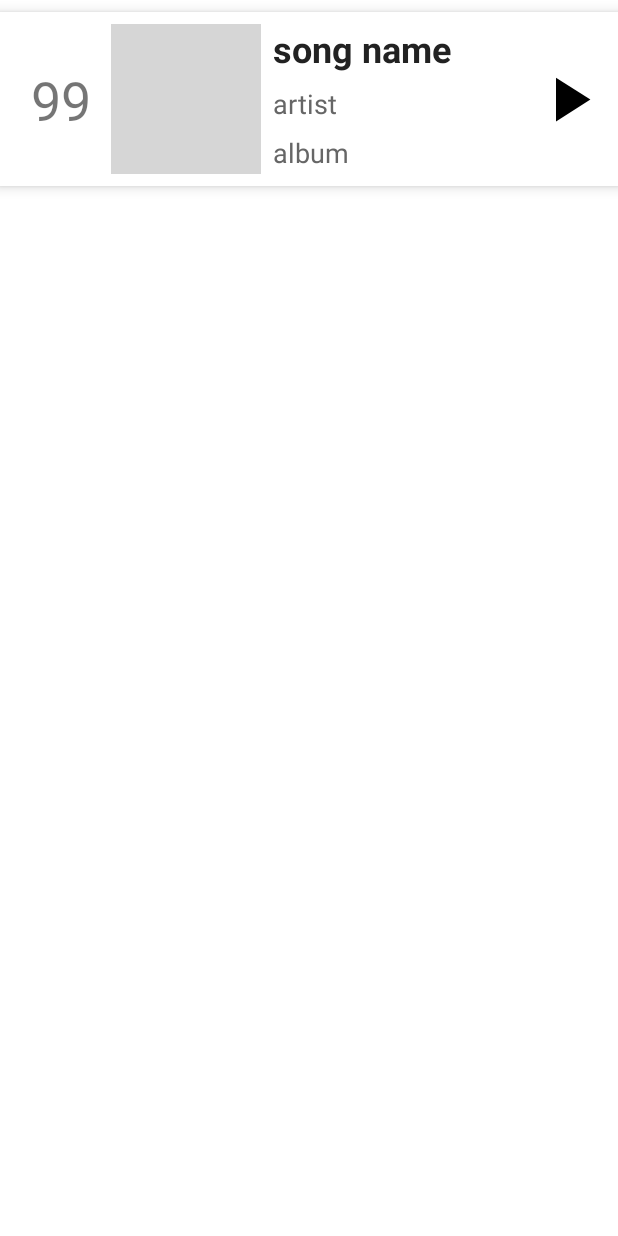
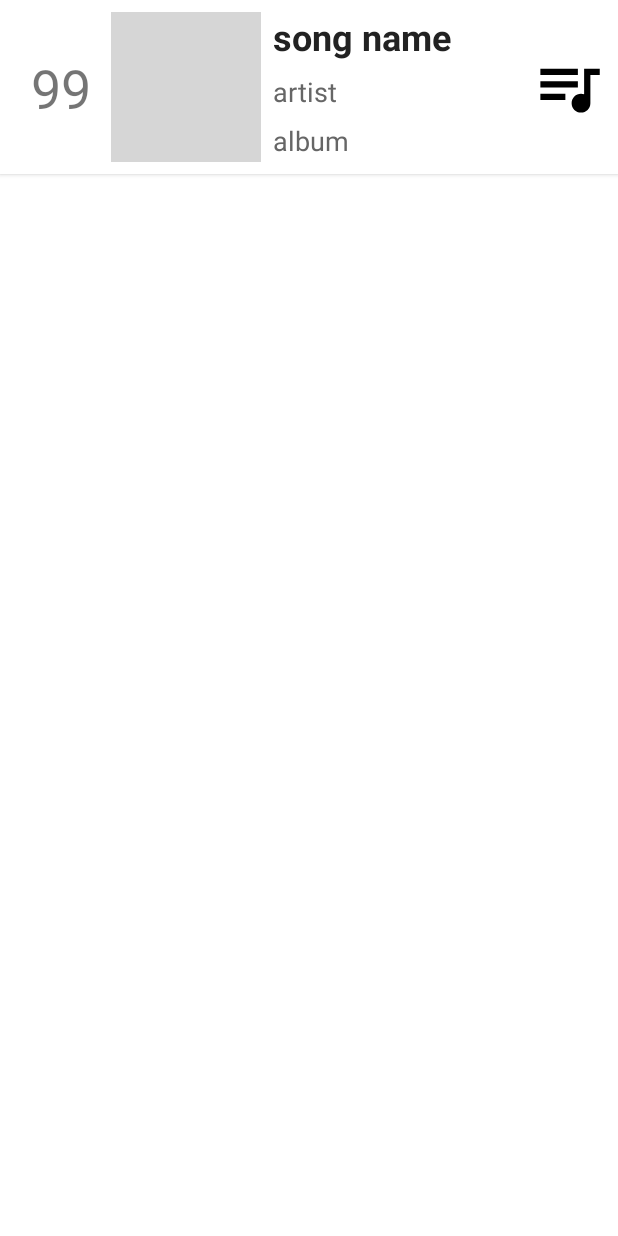
Before and after one commit to auto-ororo/jigokumimi-android, an Android app: the layout detected_song_list_item.xml on its own in the app's theme, with its tools: preview values and no code run, on a phone screen of 412 x 824 dp. Run offline under Robolectric (Android 15) with nearby library versions, the phone set to English and light mode, and no system bars; grey boxes are pictures that could not be loaded.

Commit message:
再生プレーヤー作成 シークバー､非表示時のアニメーションが残

```diff
--- a/app/build.gradle
+++ b/app/build.gradle
@@ -100,6 +100,7 @@ dependencies {
     // Location
     implementation "com.google.android.gms:play-services-location:17.0.0"
 
+    implementation "com.google.android.exoplayer:exoplayer:2.11.3"
 }
 
 // AndroidStudio上のFlowの警告を抑止
--- a/app/src/main/java/com/ororo/auto/jigokumimi/util/BindingAdapters.kt
+++ b/app/src/main/java/com/ororo/auto/jigokumimi/util/BindingAdapters.kt
@@ -1,8 +1,11 @@
 package com.ororo.auto.jigokumimi.util
 
+import android.widget.AutoCompleteTextView
 import android.widget.ImageView
+import android.widget.TextView
 import androidx.databinding.BindingAdapter
 import com.bumptech.glide.Glide
+import com.ororo.auto.jigokumimi.domain.Song
 
 /**
  * Binding adapter used to display images from URL using Glide
--- a/app/src/main/res/drawable/ic_play_arrow_black_24dp.xml
+++ b/app/src/main/res/drawable/ic_play_arrow.xml
@@ -1,4 +1,4 @@
 <vector android:height="50dp" android:viewportHeight="24.0"
     android:viewportWidth="24.0" android:width="50dp" xmlns:android="http://schemas.android.com/apk/res/android">
-    <path android:fillColor="#FF000000" android:pathData="M8,5v14l11,-7z"/>
+    <path android:fillColor="#FFFFFFFF" android:pathData="M8,5v14l11,-7z"/>
 </vector>
--- /dev/null
+++ b/app/src/main/res/drawable/ic_queue_music.xml
@@ -0,0 +1,4 @@
+<vector android:height="50dp" android:viewportHeight="24.0"
+    android:viewportWidth="24.0" android:width="50dp" xmlns:android="http://schemas.android.com/apk/res/android">
+    <path android:fillColor="#FF000000" android:pathData="M15,6L3,6v2h12L15,6zM15,10L3,10v2h12v-2zM3,16h8v-2L3,14v2zM17,6v8.18c-0.31,-0.11 -0.65,-0.18 -1,-0.18 -1.66,0 -3,1.34 -3,3s1.34,3 3,3 3,-1.34 3,-3L19,8h3L22,6h-5z"/>
+</vector>
--- a/app/src/main/res/layout/detected_song_list_item.xml
+++ b/app/src/main/res/layout/detected_song_list_item.xml
@@ -18,24 +18,24 @@
     <com.google.android.material.card.MaterialCardView
         android:layout_width="match_parent"
         android:layout_height="wrap_content"
-        android:layout_marginTop="8dp"
-        android:layout_marginBottom="16dp"
+        android:layout_marginTop="0dp"
+        android:layout_marginBottom="8dp"
         app:cardCornerRadius="0dp"
-        app:cardElevation="5dp">
+        app:cardElevation="2dp">
 
         <androidx.constraintlayout.widget.ConstraintLayout
             android:layout_width="match_parent"
             android:layout_height="match_parent">
 
             <androidx.constraintlayout.widget.Guideline
-                android:id="@+id/left_well"
+                android:id="@+id/leftWell"
                 android:layout_width="wrap_content"
                 android:layout_height="wrap_content"
                 android:orientation="vertical"
                 app:layout_constraintGuide_begin="8dp" />
 
             <androidx.constraintlayout.widget.Guideline
-                android:id="@+id/right_well"
+                android:id="@+id/rightWell"
                 android:layout_width="wrap_content"
                 android:layout_height="wrap_content"
                 android:layout_marginEnd="8dp"
@@ -51,8 +51,8 @@
                 android:textAlignment="center"
                 android:textSize="36sp"
                 app:layout_constraintBottom_toBottomOf="parent"
-                app:layout_constraintEnd_toStartOf="@+id/song_thumbnail"
-                app:layout_constraintStart_toStartOf="@+id/left_well"
+                app:layout_constraintEnd_toStartOf="@+id/songThumbnail"
+                app:layout_constraintStart_toStartOf="@+id/leftWell"
                 app:layout_constraintTop_toTopOf="parent"
                 tools:text="99" />
 
@@ -68,8 +68,8 @@
                 android:textColor="@color/text_black"
                 android:textSize="24sp"
                 android:textStyle="bold"
-                app:layout_constraintEnd_toStartOf="@+id/playStopButton"
-                app:layout_constraintStart_toEndOf="@+id/song_thumbnail"
+                app:layout_constraintEnd_toStartOf="@+id/queueButton"
+                app:layout_constraintStart_toEndOf="@+id/songThumbnail"
                 app:layout_constraintTop_toTopOf="parent"
                 tools:text="song name" />
 
@@ -85,8 +85,8 @@
                 android:textAllCaps="false"
                 android:textColor="@color/text_light"
                 android:textSize="18sp"
-                app:layout_constraintEnd_toStartOf="@+id/playStopButton"
-                app:layout_constraintStart_toEndOf="@+id/song_thumbnail"
+                app:layout_constraintEnd_toStartOf="@+id/queueButton"
+                app:layout_constraintStart_toEndOf="@+id/songThumbnail"
                 app:layout_constraintTop_toBottomOf="@+id/name"
                 tools:text="artist" />
 
@@ -101,13 +101,13 @@
                 android:textAllCaps="false"
                 android:textColor="@color/text_light"
                 android:textSize="18sp"
-                app:layout_constraintEnd_toStartOf="@+id/playStopButton"
-                app:layout_constraintStart_toEndOf="@+id/song_thumbnail"
+                app:layout_constraintEnd_toStartOf="@+id/queueButton"
+                app:layout_constraintStart_toEndOf="@+id/songThumbnail"
                 app:layout_constraintTop_toBottomOf="@+id/artist"
                 tools:text="album" />
 
             <ImageView
-                android:id="@+id/song_thumbnail"
+                android:id="@+id/songThumbnail"
                 android:layout_width="100dp"
                 android:layout_height="100dp"
                 android:layout_marginStart="8dp"
@@ -131,21 +131,21 @@
                 app:layout_constraintBottom_toBottomOf="parent"
                 app:layout_constraintEnd_toEndOf="parent"
                 app:layout_constraintHorizontal_bias="1.0"
-                app:layout_constraintStart_toStartOf="@+id/left_well"
+                app:layout_constraintStart_toStartOf="@+id/leftWell"
                 app:layout_constraintTop_toTopOf="parent"
                 app:layout_constraintVertical_bias="0.0" />
 
             <ImageButton
-                android:id="@+id/playStopButton"
+                android:id="@+id/queueButton"
                 android:layout_width="wrap_content"
                 android:layout_height="wrap_content"
-                android:background="@color/design_default_color_background"
+                android:background="@color/colorTransparent"
                 android:onClick="@{() -> playCallback.onClick(song)}"
                 android:scaleType="center"
                 app:layout_constraintBottom_toBottomOf="parent"
-                app:layout_constraintEnd_toEndOf="@+id/right_well"
+                app:layout_constraintEnd_toEndOf="@+id/rightWell"
                 app:layout_constraintTop_toTopOf="parent"
-                app:srcCompat="@drawable/ic_play_arrow_black_24dp" />
+                app:srcCompat="@drawable/ic_queue_music" />
 
         </androidx.constraintlayout.widget.ConstraintLayout>
     </com.google.android.material.card.MaterialCardView>
--- a/app/src/main/res/values/colors.xml
+++ b/app/src/main/res/values/colors.xml
@@ -3,6 +3,8 @@
     <color name="colorPrimary">#1E8E3E</color>
     <color name="colorPrimaryDark">#0D652D</color>
     <color name="colorAccent">#E37400</color>
+    <color name="colorTransparent">#00000000</color>
+    <color name="colorWhite">#ffffff</color>
 
     <color name="background_grey">#ffDDDDDD</color>
     <color name="text_light">#ff666666</color>
```
Also changed, not shown: app/src/main/AndroidManifest.xml (+3 -4 lines), app/src/main/java/com/ororo/auto/jigokumimi/ui/DetectedSongListFragment.kt (+29 -60 lines), app/src/main/java/com/ororo/auto/jigokumimi/ui/MainActivity.kt (+13 -7 lines), app/src/main/java/com/ororo/auto/jigokumimi/ui/MiniPlayerFragment.kt (added, +86 -0 lines), app/src/main/java/com/ororo/auto/jigokumimi/viewmodels/SongListViewModel.kt (renamed from app/src/main/java/com/ororo/auto/jigokumimi/viewmodels/DetectedSongListViewModel.kt, +108 -27 lines), app/src/main/res/drawable/ic_pause.xml (added, +9 -0 lines), app/src/main/res/drawable/ic_skip_next.xml (added, +9 -0 lines), app/src/main/res/drawable/ic_skip_previous.xml (added, +9 -0 lines), app/src/main/res/layout/activity_main.xml (+26 -3 lines), app/src/main/res/layout/fragment_detected_song_list.xml (+13 -22 lines), app/src/main/res/layout/fragment_mini_player.xml (added, +85 -0 lines).
